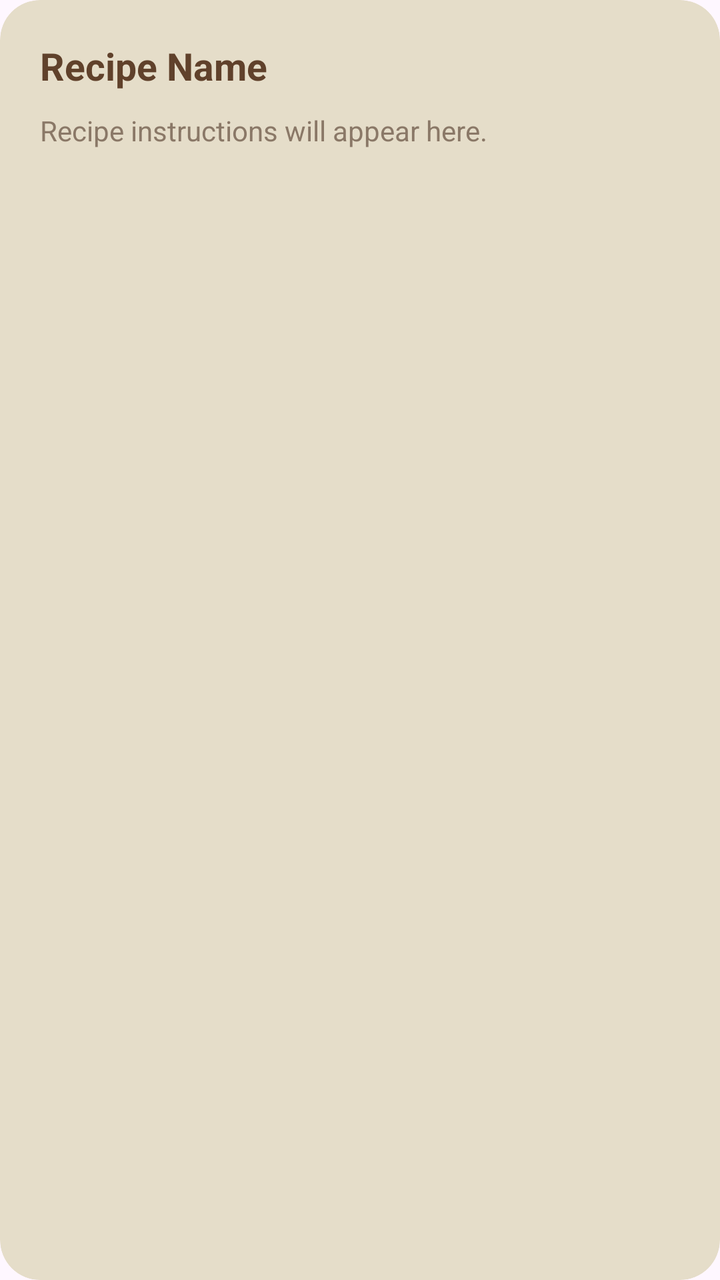
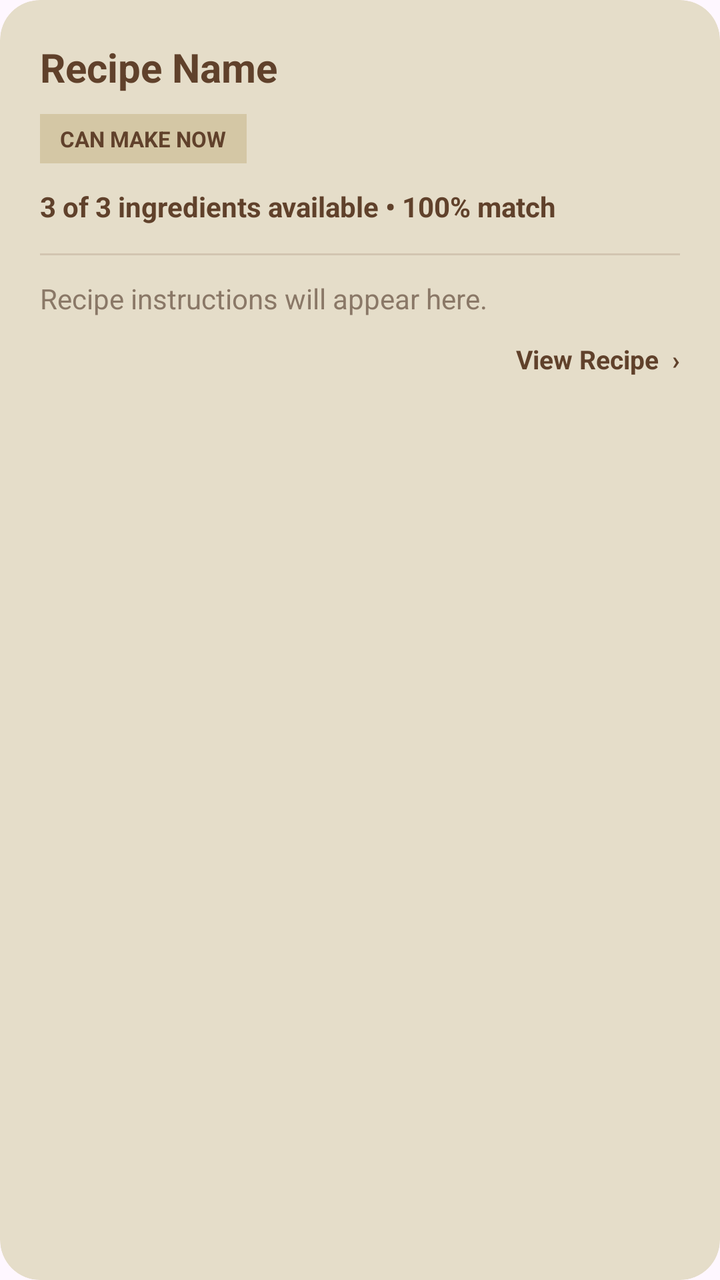

Two renders of the same Android screen: before a commit and after it. Below are the layout's source before the change and the commit's diff.
<!-- AndroidManifest.xml: application theme Theme.SmartPanrtyManager -->
<!-- res/layout/item_recipe.xml -->
<?xml version="1.0" encoding="utf-8"?>
<androidx.cardview.widget.CardView
    xmlns:android="http://schemas.android.com/apk/res/android"
    xmlns:app="http://schemas.android.com/apk/res-auto"
    android:layout_width="match_parent"
    android:layout_height="wrap_content"
    android:layout_marginBottom="16dp"
    app:cardBackgroundColor="#E5DDC9"
    app:cardCornerRadius="20dp"
    app:cardElevation="0dp">

    <LinearLayout
        android:layout_width="match_parent"
        android:layout_height="wrap_content"
        android:orientation="vertical"
        android:padding="20dp">

        <TextView
            android:id="@+id/tvRecipeName"
            android:layout_width="match_parent"
            android:layout_height="wrap_content"
            android:text="Recipe Name"
            android:textColor="#60412B"
            android:textSize="19sp"
            android:textStyle="bold" />

        <TextView
            android:id="@+id/tvRecipeInstructions"
            android:layout_width="match_parent"
            android:layout_height="wrap_content"
            android:layout_marginTop="10dp"
            android:lineSpacingExtra="3dp"
            android:text="Recipe instructions will appear here."
            android:textColor="#8A7867"
            android:textSize="14sp" />

    </LinearLayout>

</androidx.cardview.widget.CardView>
<!-- resources referenced by this layout -->
<resources>
  <style name="Theme.SmartPanrtyManager" parent="Base.Theme.SmartPanrtyManager" />
  <style name="Base.Theme.SmartPanrtyManager" parent="Theme.Material3.DayNight.NoActionBar">
          
          
      </style>
</resources>

<!-- the commit's change to res/layout/item_recipe.xml (unified diff, before → after) -->
@@ -5,6 +5,9 @@
     android:layout_width="match_parent"
     android:layout_height="wrap_content"
     android:layout_marginBottom="16dp"
+    android:foreground="?attr/selectableItemBackground"
+    android:clickable="true"
+    android:focusable="true"
     app:cardBackgroundColor="#E5DDC9"
     app:cardCornerRadius="20dp"
     app:cardElevation="0dp">
@@ -15,25 +18,92 @@
         android:orientation="vertical"
         android:padding="20dp">
 
+        
+
         <TextView
             android:id="@+id/tvRecipeName"
             android:layout_width="match_parent"
             android:layout_height="wrap_content"
             android:text="Recipe Name"
             android:textColor="#60412B"
-            android:textSize="19sp"
+            android:textSize="20sp"
             android:textStyle="bold" />
+
+        
+
+        <TextView
+            android:id="@+id/tvRecipeStatus"
+            android:layout_width="wrap_content"
+            android:layout_height="wrap_content"
+            android:layout_marginTop="10dp"
+            android:background="#D4C7A5"
+            android:paddingStart="10dp"
+            android:paddingTop="5dp"
+            android:paddingEnd="10dp"
+            android:paddingBottom="5dp"
+            android:text="CAN MAKE NOW"
+            android:textColor="#60412B"
+            android:textSize="11sp"
+            android:textStyle="bold" />
+
+        
+
+        <TextView
+            android:id="@+id/tvRecipeMatch"
+            android:layout_width="match_parent"
+            android:layout_height="wrap_content"
+            android:layout_marginTop="12dp"
+            android:text="3 of 3 ingredients available • 100% match"
+            android:textColor="#60412B"
+            android:textSize="14sp"
+            android:textStyle="bold" />
+
+        
+
+        <TextView
+            android:id="@+id/tvMissingIngredients"
+            android:layout_width="match_parent"
+            android:layout_height="wrap_content"
+            android:layout_marginTop="6dp"
+            android:text="Missing: Tomato"
+            android:textColor="#9A654C"
+            android:textSize="13sp"
+            android:visibility="gone" />
+
+        
+
+        <View
+            android:layout_width="match_parent"
+            android:layout_height="1dp"
+            android:layout_marginTop="14dp"
+            android:background="#D2C5B1" />
+
+        
 
         <TextView
             android:id="@+id/tvRecipeInstructions"
             android:layout_width="match_parent"
             android:layout_height="wrap_content"
-            android:layout_marginTop="10dp"
+            android:layout_marginTop="12dp"
+            android:ellipsize="end"
             android:lineSpacingExtra="3dp"
+            android:maxLines="3"
             android:text="Recipe instructions will appear here."
             android:textColor="#8A7867"
             android:textSize="14sp" />
 
+        
+
+        <TextView
+            android:layout_width="match_parent"
+            android:layout_height="wrap_content"
+            android:layout_marginTop="12dp"
+            android:gravity="end"
+            android:text="View Recipe  ›"
+            android:textColor="#60412B"
+            android:textSize="13sp"
+            android:textStyle="bold" />
+
     </LinearLayout>
 
 </androidx.cardview.widget.CardView>
